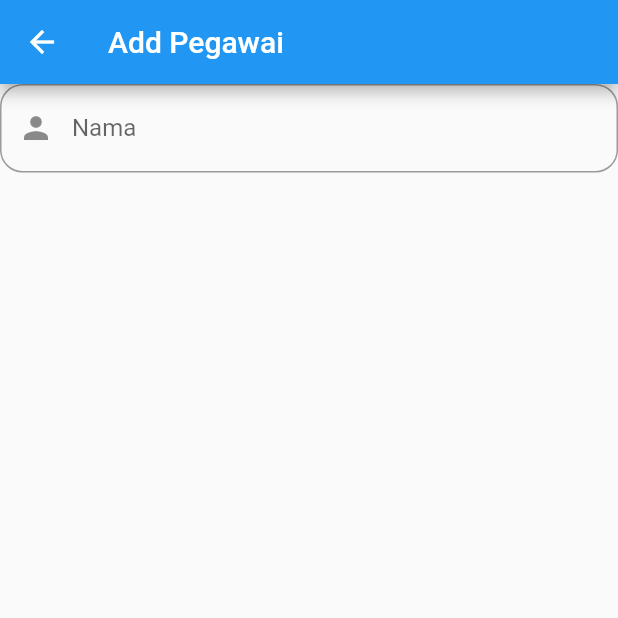
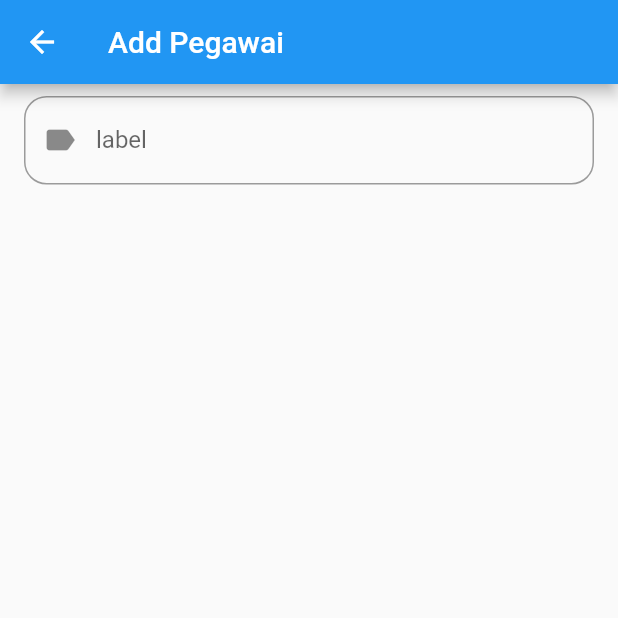
Before and after one commit to triyono777/tutorial_flutter_pegawai, a Flutter app: the AddPegawaiPage screen opened by its route, on a phone screen of 412 x 824 dp, the top half of it. Run offline on Flutter 3.47's test engine with Material 2 defaults, Android fonts, the phone set to English and light mode, and no system bars.

Commit message:
fix template

```diff
--- a/lib/ui/widgets/template_form_field.dart
+++ b/lib/ui/widgets/template_form_field.dart
@@ -1,19 +1,39 @@
 import 'package:flutter/material.dart';
 
 class TemplateTextFormField extends StatelessWidget {
+  final String label;
+  final IconData icon;
+  final TextEditingController textEditingController;
+  final TextInputType keyboardType;
+
   const TemplateTextFormField({
     Key key,
+    this.label = 'label',
+    this.icon = Icons.label,
+    this.textEditingController,
+    this.keyboardType = TextInputType.text,
   }) : super(key: key);
 
   @override
   Widget build(BuildContext context) {
-    return TextFormField(
-      decoration: InputDecoration(
-        labelText: 'Nama',
-        prefixIcon: Icon(Icons.person),
-        border: OutlineInputBorder(
-          borderRadius: BorderRadius.circular(15),
-        ),
+    return Padding(
+      padding: const EdgeInsets.symmetric(horizontal: 16, vertical: 8),
+      child: TextFormField(
+        validator: (text) {
+          if (text == null || text.isEmpty) {
+            return 'Inputan tidak boleh kosong';
+          }
+          return null;
+        },
+        controller: textEditingController,
+        keyboardType: keyboardType,
+        decoration: InputDecoration(
+            labelText: label,
+            hintText: 'Masukkan $label disini',
+            prefixIcon: Icon(icon),
+            border: OutlineInputBorder(
+              borderRadius: BorderRadius.circular(15),
+            )),
       ),
     );
   }
```
